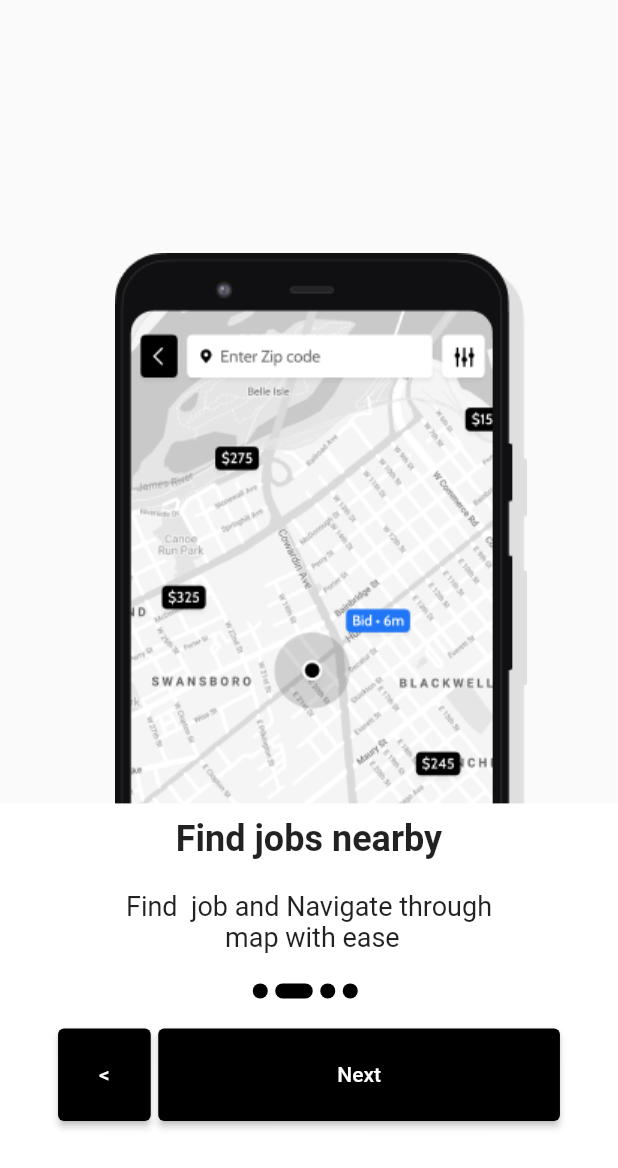
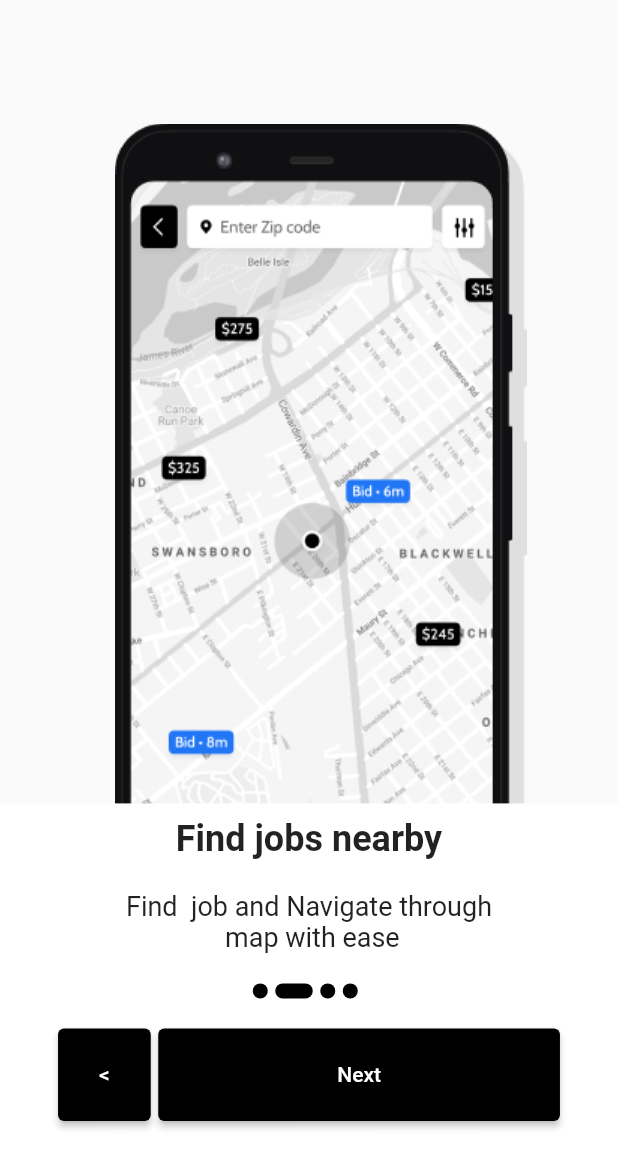
Before and after one commit to vishnuvu-TTCT/PickUp, a Flutter app: the screen it shows after launch, swiped to page 2, on a phone screen of 412 x 824 dp. Shown: the top 1168 px of the screen. Run offline on Flutter 3.47's test engine with Material 2 defaults, Android fonts, the phone set to English and light mode, and no system bars; Roboto replaces fonts that are missing (Cabin).

Commit message:
++aDDED NEW

```diff
--- a/lib/main.dart
+++ b/lib/main.dart
@@ -17,7 +17,6 @@ class MyApp extends StatelessWidget {
       theme: ThemeData(
         primarySwatch: Colors.blue,
         accentColor: Colors.black,
-
       ),
       home: OnboardPage(),
     );
--- a/lib/screens/onBoard2.dart
+++ b/lib/screens/onBoard2.dart
@@ -12,27 +12,28 @@ class OnboardPage extends StatefulWidget {
 class _OnboardPageState extends State<OnboardPage> {
   int currentIndex = 0;
   PageController? _controller;
+
   @override
   void initState() {
     super.initState();
-    _controller  = PageController(
+    _controller = PageController(
       initialPage: 0,
     );
   }
+
   @override
   void dispose() {
     _controller?.dispose();
     super.dispose();
   }
 
+
   @override
   Widget build(BuildContext context) {
-    var size = MediaQuery.of(context).size.height;
-    print(size);
     return SafeArea(
         child: Scaffold(
       body: PageView.builder(
-            physics:new NeverScrollableScrollPhysics(),
+        physics: new NeverScrollableScrollPhysics(),
         itemCount: contents.length,
         controller: _controller,
         onPageChanged: (int index) {
@@ -46,21 +47,25 @@ class _OnboardPageState extends State<OnboardPage> {
       ),
     ));
   }
-  Widget customCard(int i){
-    return  Padding(
+
+  Widget customCard(int i) {
+    return Padding(
       padding: const EdgeInsets.only(top: 30),
       child: Stack(
         alignment: Alignment.bottomCenter,
         children: [
           Container(
+            alignment: Alignment.topCenter,
             height: MediaQuery.of(context).size.height * .9,
             padding: const EdgeInsets.only(left: 16),
-            child: Image.asset(contents[i].image,),
+            child: Image.asset(
+              contents[i].image,
+            ),
           ),
           Container(
-            height: MediaQuery.of(context).size.height *.35 ,
+            alignment: Alignment.bottomCenter,
+            height: MediaQuery.of(context).size.height * .35,
             color: Colors.white,
-            alignment: Alignment.bottomCenter,
             child: Column(
               children: [
                 SizedBox(
@@ -121,14 +126,13 @@ class _OnboardPageState extends State<OnboardPage> {
                                   duration: Duration(microseconds: 300),
                                   curve: Curves.bounceIn);
                             },
-
                           )
                         : Container(),
                     SizedBox(
                       width: 5.0,
                     ),
                     ElevatedButton(
-                      onPressed: () {
+                      onPressed: () async{
                           _controller?.nextPage(
                             duration: Duration(milliseconds: 10),
                             curve: Curves.easeIn,
@@ -156,7 +160,6 @@ class _OnboardPageState extends State<OnboardPage> {
               ],
             ),
           )
-
         ],
       ),
     );
```
Lines whose indentation alone changed are shown as unchanged.
